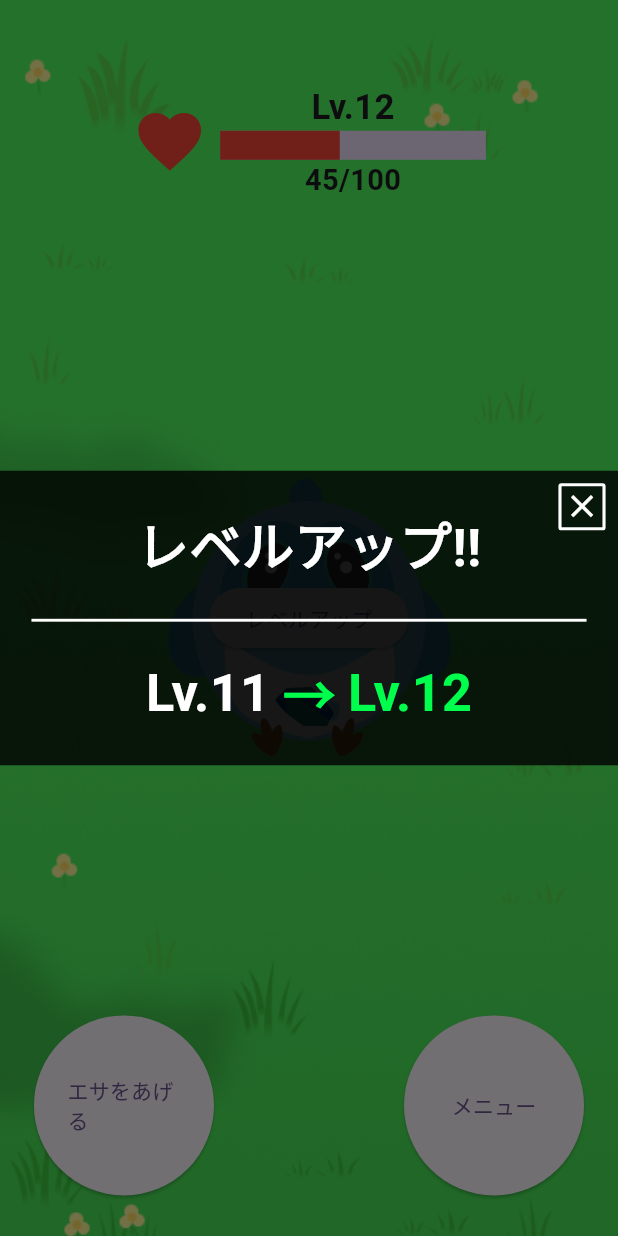
After one commit to shinonome-inc/tokyo-flutter-hackathon-2024-team-PlayGround, a Flutter app: the HomePage screen opened by its route, after a tap on "レベルアップ", on a phone screen of 412 x 824 dp. The commit adds this screen. Run offline on Flutter 3.47's test engine with Material 3 defaults, Android fonts, the phone set to English and light mode, and no system bars; our stand-ins replace audioplayers, cached_network_image, dio, flutter_dotenv, flutter_riverpod, flutter_screenutil and 7 more; accounts and stored records are empty; generated files the repository leaves out were written again.

Commit message:
LevelUpAlertDialogを追加

```diff
--- /dev/null
+++ b/mobile/lib/components/level_up_alert_dialog.dart
@@ -0,0 +1,117 @@
+import 'package:flutter/material.dart';
+import 'package:flutter_screenutil/flutter_screenutil.dart';
+import 'package:mobile/constants/app_colors.dart';
+
+/// レベルアップ時に表示するダイアログ。
+///
+/// arguments
+/// [onTapClose]: 閉じるボタンを押した際に実行されるコールバック関数。
+/// [newLevel]: レベルアップ後のレベル。2未満はArgumentErrorをスローする。
+class LevelUpAlertDialog extends StatelessWidget {
+  const LevelUpAlertDialog({
+    super.key,
+    required this.onTapClose,
+    required this.newLevel,
+  });
+
+  final void Function()? onTapClose;
+  final int newLevel;
+
+  int get _previousLevel => newLevel - 1;
+
+  @override
+  Widget build(BuildContext context) {
+    if (newLevel < 2) {
+      throw ArgumentError('NewLevel must be greater than or equal to 2.');
+    }
+    const foregroundColor = Colors.white;
+    const fontWeight = FontWeight.bold;
+    final fontSize = 36.sp;
+    return Scaffold(
+      backgroundColor: Colors.transparent,
+      body: Column(
+        mainAxisAlignment: MainAxisAlignment.center,
+        children: [
+          Stack(
+            alignment: Alignment.topRight,
+            children: [
+              Container(
+                padding: EdgeInsets.symmetric(horizontal: 20.w, vertical: 24.h),
+                color: AppColors.dialogBackground,
+                child: Column(
+                  mainAxisSize: MainAxisSize.min,
+                  children: [
+                    Text(
+                      'レベルアップ!!',
+                      style: TextStyle(
+                        color: foregroundColor,
+                        fontSize: fontSize,
+                        fontWeight: fontWeight,
+                      ),
+                    ),
+                    SizedBox(height: 16.h),
+                    Divider(
+                      color: foregroundColor,
+                      thickness: 2.h,
+                    ),
+                    SizedBox(height: 16.h),
+                    Row(
+                      mainAxisAlignment: MainAxisAlignment.center,
+                      children: [
+                        Text(
+                          'Lv.$_previousLevel',
+                          style: TextStyle(
+                            color: foregroundColor,
+                            fontSize: fontSize,
+                            fontWeight: fontWeight,
+                          ),
+                        ),
+                        SizedBox(width: 8.w),
+                        Text(
+                          '→',
+                          style: TextStyle(
+                            color: AppColors.dialogHighLight,
+                            fontSize: fontSize,
+                            fontWeight: fontWeight,
+                          ),
+                        ),
+                        SizedBox(width: 8.w),
+                        Text(
+                          'Lv.$newLevel',
+                          style: TextStyle(
+                            color: AppColors.dialogHighLight,
+                            fontSize: fontSize,
+                            fontWeight: fontWeight,
+                          ),
+                        ),
+                      ],
+                    ),
+                  ],
+                ),
+              ),
+              IconButton(
+                onPressed: onTapClose,
+                icon: Container(
+                  width: 30.w,
+                  height: 30.w,
+                  decoration: BoxDecoration(
+                    border: Border.all(
+                      color: foregroundColor,
+                      width: 2.w,
+                    ),
+                    borderRadius: BorderRadius.circular(2.r),
+                  ),
+                  child: Icon(
+                    Icons.close,
+                    color: foregroundColor,
+                    size: 24.w,
+                  ),
+                ),
+              ),
+            ],
+          ),
+        ],
+      ),
+    );
+  }
+}
--- a/mobile/lib/constants/app_colors.dart
+++ b/mobile/lib/constants/app_colors.dart
@@ -3,6 +3,9 @@ import 'dart:ui';
 class AppColors {
   AppColors._();
 
-  static const dialogBackground = Color(0xFFFAF0C5);
-  static const dialogItemBackground = Color(0xFFFEE167);
+  static const menuBackground = Color(0xFFFAF0C5);
+  static const menuItemBackground = Color(0xFFFEE167);
+
+  static const dialogBackground = Color(0xCC000000);
+  static const dialogHighLight = Color(0xFF00FF4D);
 }
--- a/mobile/lib/pages/home_page.dart
+++ b/mobile/lib/pages/home_page.dart
@@ -4,8 +4,10 @@ import 'package:flutter_screenutil/flutter_screenutil.dart';
 import 'package:go_router/go_router.dart';
 import 'package:mobile/components/circlar_elevated_button.dart';
 import 'package:mobile/components/level_prograss_bar.dart';
+import 'package:mobile/components/level_up_alert_dialog.dart';
 import 'package:mobile/constants/image_paths.dart';
 import 'package:mobile/constants/router_paths.dart';
+import 'package:mobile/extensions/context_extension.dart';
 import 'package:mobile/models/dash.dart';
 import 'package:mobile/providers/home_notifier.dart';
 
@@ -103,6 +105,17 @@ class HomePage extends ConsumerWidget {
               ],
             ),
           ),
+          ElevatedButton(
+            onPressed: () {
+              context.showAlertDialog(
+                dialog: LevelUpAlertDialog(
+                  onTapClose: () => context.pop(),
+                  newLevel: 12,
+                ),
+              );
+            },
+            child: const Text('レベルアップ'),
+          ),
         ],
       ),
     );
--- a/mobile/lib/pages/ranking_page.dart
+++ b/mobile/lib/pages/ranking_page.dart
@@ -33,7 +33,7 @@ class _RankingPageState extends State<RankingPage> {
           width: 280.w,
           height: 531.h,
           decoration: BoxDecoration(
-            color: AppColors.dialogBackground,
+            color: AppColors.menuBackground,
             borderRadius: BorderRadius.circular(4.r),
           ),
           child: Column(
--- a/mobile/lib/widgets/ranking_item.dart
+++ b/mobile/lib/widgets/ranking_item.dart
@@ -39,7 +39,7 @@ class RankingItem extends StatelessWidget {
           Radius.circular(12.r),
         ),
         gradient: _gradient,
-        color: _gradient == null ? AppColors.dialogItemBackground : null,
+        color: _gradient == null ? AppColors.menuItemBackground : null,
       ),
       child: Row(
         children: [
```
